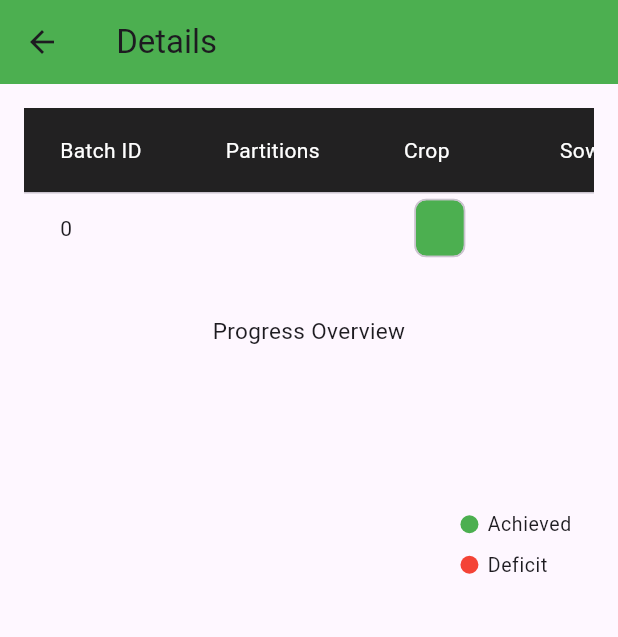
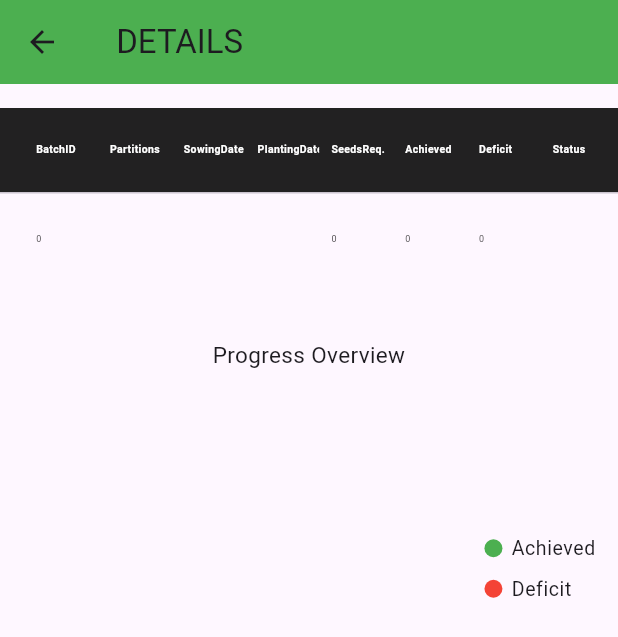
Before and after one commit to Tedpi1/nursery_app, a Flutter app: the CropDetailPage screen opened directly with empty values, on a phone screen of 412 x 824 dp. Shown: the top 637 px of the screen. Run offline on Flutter 3.47's test engine with Material 3 defaults, Android fonts, the phone set to English and light mode, and no system bars; our stand-ins replace syncfusion_flutter_charts.

Commit message:
Nursery UI testing

```diff
--- a/lib/nursery/crop_detail.dart
+++ b/lib/nursery/crop_detail.dart
@@ -20,92 +20,124 @@
 
     return Scaffold(
       appBar: AppBar(
-        title: Text("${crop.crop} Details"),
+        title: Text("${crop.crop} DETAILS"),
         backgroundColor: Colors.green,
       ),
-      body: Padding(
-        padding: const EdgeInsets.all(16.0),
-        child: SingleChildScrollView(
+    body: _cropDetail(context, crop, deficit, chartData),
+    );
+  }
+}
+Widget _cropDetail(
+    BuildContext context,
+    CropData crop,
+    int deficit,
+    List<PieData> chartData,
+    ) {
+  final bool isSmallScreen = MediaQuery.of(context).size.width < 700;
+
+  return SingleChildScrollView(
+    child: Padding(
+      padding: const EdgeInsets.symmetric(vertical: 16.0),
+
       child: Column(
         children: [
           /// 🔹 Scrollable Table
-              SingleChildScrollView(
+
+          LayoutBuilder(
+            builder: (context, constraints) {
+              final double colWidth = constraints.maxWidth / 10; // 10 columns here
+
+              return SingleChildScrollView(
                 scrollDirection: Axis.horizontal,
                 child: DataTable(
+                  columnSpacing: 8,
+                  dataRowMinHeight: 56,
+                  dataRowMaxHeight: 64,
+
+                  // 👇 Header row style
                   headingRowColor: MaterialStateProperty.all(Colors.black87),
-                  headingTextStyle: const TextStyle(color: Colors.white),
-                  columns: const [
-                    DataColumn(label: Text("Batch ID")),
-                    DataColumn(label: Text("Partitions")),
-                    DataColumn(label: Text("Crop")),
-                    DataColumn(label: Text("Sowing Date")),
-                    DataColumn(label: Text("Planting Date")),
-                    DataColumn(label: Text("Seeds Req.")),
-                    DataColumn(label: Text("Achieved")),
-                    DataColumn(label: Text("Deficit")),
-                    DataColumn(label: Text("Status")),
-                    DataColumn(label: Text("#")), // 🔹 new column
+                  headingTextStyle: const TextStyle(
+                    color: Colors.white,
+                    fontSize: 7, // 👈 column titles font size
+                    fontWeight: FontWeight.bold,
+                  ),
+
+                  // 👇 Data row style
+                  dataTextStyle: const TextStyle(
+                    fontSize: 6, // 👈 values font size
+                    color: Colors.black87,
+                  ),
+
+                  columns: [
+                    DataColumn(label: SizedBox(width: colWidth, child: Text("BatchID"))),
+                    DataColumn(label: SizedBox(width: colWidth, child: Text("Partitions"))),
+                    DataColumn(label: SizedBox(width: colWidth, child: Text("SowingDate"))),
+                    DataColumn(label: SizedBox(width: colWidth, child: Text("PlantingDate"))),
+                    DataColumn(label: SizedBox(width: colWidth, child: Text("SeedsReq."))),
+                    DataColumn(label: SizedBox(width: colWidth, child: Text("Achieved"))),
+                    DataColumn(label: SizedBox(width: colWidth, child: Text("Deficit"))),
+                    DataColumn(label: SizedBox(width: colWidth, child: Text("Status"))),
+                    DataColumn(label: SizedBox(width: colWidth, child: Text("#"))),
                   ],
+
                   rows: [
                     DataRow(
                       cells: [
-                        const DataCell(Text("0")), // Example Batch ID
-                        DataCell(Text(crop.partitions)),
+                        DataCell(SizedBox(width: colWidth, child: Text("0"))),
+                        DataCell(SizedBox(width: colWidth, child: Text(crop.partitions))),
+                        DataCell(SizedBox(width: colWidth, child: Text(crop.sowingDate))),
+                        DataCell(SizedBox(width: colWidth, child: Text(crop.plantingDate))),
+                        DataCell(SizedBox(width: colWidth, child: Text(crop.seedsRequired.toString()))),
+                        DataCell(SizedBox(width: colWidth, child: Text(crop.achieved.toString()))),
+                        DataCell(SizedBox(width: colWidth, child: Text(deficit.toString()))),
                         DataCell(
-                          Chip(
-                            label: Text(crop.crop),
-                            backgroundColor: Colors.green,
-                            labelStyle: const TextStyle(color: Colors.white),
-                          ),
-                        ),
-                        DataCell(Text(crop.sowingDate)),
-                        DataCell(Text(crop.plantingDate)),
-                        DataCell(Text(crop.seedsRequired.toString())),
-                        DataCell(Text(crop.achieved.toString())),
-                        DataCell(Text(deficit.toString())),
-                        DataCell(
-                          Chip(
-                            label: Text(crop.status),
-                            backgroundColor:
-                                crop.status == "Completed"
+                          SizedBox(
+                            width: colWidth,
+                            child: Text(
+                              crop.status,
+                              style: TextStyle(
+                                fontSize: 6,
+                                fontWeight: FontWeight.w600,
+                                color: crop.status == "Completed"
                                     ? Colors.green
                                     : (crop.status == "Pending"
                                     ? Colors.orange
                                     : Colors.blue),
-                            labelStyle: const TextStyle(color: Colors.white),
                               ),
                             ),
-                        // 🔹 Action button inside #
+                          ),
+                        ),
+
                         DataCell(
                           ElevatedButton(
                             onPressed: () {
+                              final screenSize = MediaQuery.of(context).size;
                               showDialog(
                                 context: context,
-                                builder:
-                                    (context) => Dialog(
+                                builder: (BuildContext dialogContext) => Dialog(
                                   shape: RoundedRectangleBorder(
                                     borderRadius: BorderRadius.circular(10),
                                   ),
                                   child: SizedBox(
-                                        width:
-                                            MediaQuery.of(context).size.width *
-                                            0.8,
-                                        height:
-                                            MediaQuery.of(context).size.height *
-                                            0.7,
+                                    width: screenSize.width * 0.2,
+                                    height: screenSize.height * 0.2,
                                     child: NurseryBatchDialog(crop: crop),
                                   ),
                                 ),
                               );
                             },
-                            child: const Text("Open"),
+                            child: const Text("Open", style: TextStyle(fontSize: 9)), // 👈 button text small
                           ),
                         ),
                       ],
                     ),
                   ],
                 ),
+              );
+            },
           ),
+
+
 
           const SizedBox(height: 24),
 
@@ -118,12 +150,11 @@
               series: <CircularSeries>[
                 PieSeries<PieData, String>(
                   dataSource: chartData,
+                  animationDuration: 0, // 👈 FIX: prevent disposed animation bug
                   xValueMapper: (PieData data, _) => data.category,
                   yValueMapper: (PieData data, _) => data.value,
                   pointColorMapper: (PieData data, _) => data.color,
-                      dataLabelSettings: const DataLabelSettings(
-                        isVisible: true,
-                      ),
+                  dataLabelSettings: const DataLabelSettings(isVisible: true),
                 ),
               ],
             ),
@@ -131,9 +162,7 @@
         ],
       ),
     ),
-      ),
   );
-  }
 }
 
 /// 🔹 Helper Data Model for Pie Chart
```
Also changed, not shown: lib/nursery/nursery.dart (+108 -54 lines), pubspec.lock. Lines whose indentation alone changed are shown as unchanged.
